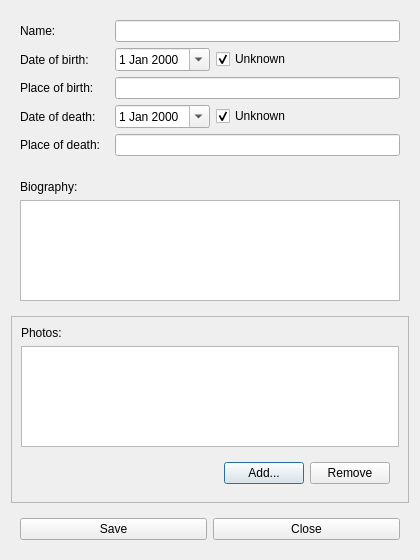
Qt form gui/dialogpersondetails.ui (martinvanzijl/genealogy-maker) before a commit.
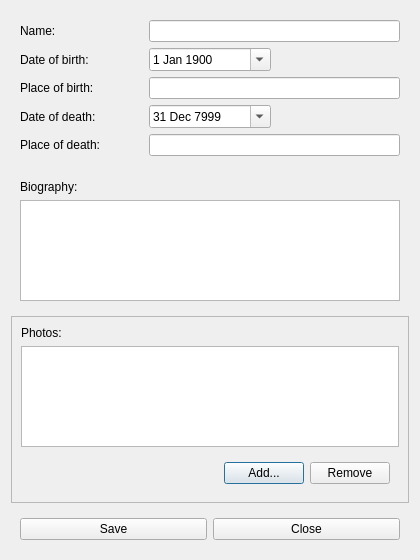
The same form after that commit.

Commit message:
Issue #5: Use default dates instead of "Unknown" checkbox (WIP).
Fixed for Person Details window.

The edit to the form file:
```diff
--- a/gui/dialogpersondetails.ui
+++ b/gui/dialogpersondetails.ui
@@ -26,18 +26,25 @@
       <property name="sizeConstraint">
        <enum>QLayout::SetDefaultConstraint</enum>
       </property>
-      <item row="0" column="0">
-       <widget class="QLabel" name="labelName">
+      <item row="2" column="1" colspan="2">
+       <widget class="QLineEdit" name="lineEditPlaceOfBirth"/>
+      </item>
+      <item row="2" column="0">
+       <widget class="QLabel" name="labelPlaceOfBirth">
         <property name="text">
-         <string>Name:</string>
+         <string>Place of birth:</string>
         </property>
-        <property name="buddy">
-         <cstring>lineEditName</cstring>
+       </widget>
+      </item>
+      <item row="4" column="0">
+       <widget class="QLabel" name="labelPlaceOfDeath">
+        <property name="text">
+         <string>Place of death:</string>
         </property>
        </widget>
       </item>
-      <item row="0" column="1" colspan="3">
-       <widget class="QLineEdit" name="lineEditName"/>
+      <item row="4" column="1" colspan="2">
+       <widget class="QLineEdit" name="lineEditPlaceOfDeath"/>
       </item>
       <item row="1" column="0">
        <widget class="QLabel" name="labelDateOfBirth">
@@ -64,6 +71,13 @@
         <property name="calendarPopup">
          <bool>true</bool>
         </property>
+        <property name="date">
+         <date>
+          <year>7999</year>
+          <month>12</month>
+          <day>31</day>
+         </date>
+        </property>
        </widget>
       </item>
       <item row="1" column="1">
@@ -74,47 +88,27 @@
         <property name="calendarPopup">
          <bool>true</bool>
         </property>
-       </widget>
-      </item>
-      <item row="1" column="2">
-       <widget class="QCheckBox" name="checkBoxDateOfBirthUnknown">
-        <property name="text">
-         <string>Unknown</string>
+        <property name="date">
+         <date>
+          <year>1900</year>
+          <month>1</month>
+          <day>1</day>
+         </date>
         </property>
-        <property name="checked">
-         <bool>true</bool>
-        </property>
        </widget>
       </item>
-      <item row="3" column="2">
-       <widget class="QCheckBox" name="checkBoxDateOfDeathUnknown">
+      <item row="0" column="0">
+       <widget class="QLabel" name="labelName">
         <property name="text">
-         <string>Unknown</string>
+         <string>Name:</string>
         </property>
-        <property name="checked">
-         <bool>true</bool>
+        <property name="buddy">
+         <cstring>lineEditName</cstring>
         </property>
        </widget>
       </item>
-      <item row="2" column="1" colspan="3">
-       <widget class="QLineEdit" name="lineEditPlaceOfBirth"/>
-      </item>
-      <item row="2" column="0">
-       <widget class="QLabel" name="labelPlaceOfBirth">
-        <property name="text">
-         <string>Place of birth:</string>
-        </property>
-       </widget>
-      </item>
-      <item row="4" column="0">
-       <widget class="QLabel" name="labelPlaceOfDeath">
-        <property name="text">
-         <string>Place of death:</string>
-        </property>
-       </widget>
-      </item>
-      <item row="4" column="1" colspan="3">
-       <widget class="QLineEdit" name="lineEditPlaceOfDeath"/>
+      <item row="0" column="1" colspan="2">
+       <widget class="QLineEdit" name="lineEditName"/>
       </item>
      </layout>
     </widget>
```
The commit also changes 5 other files.
